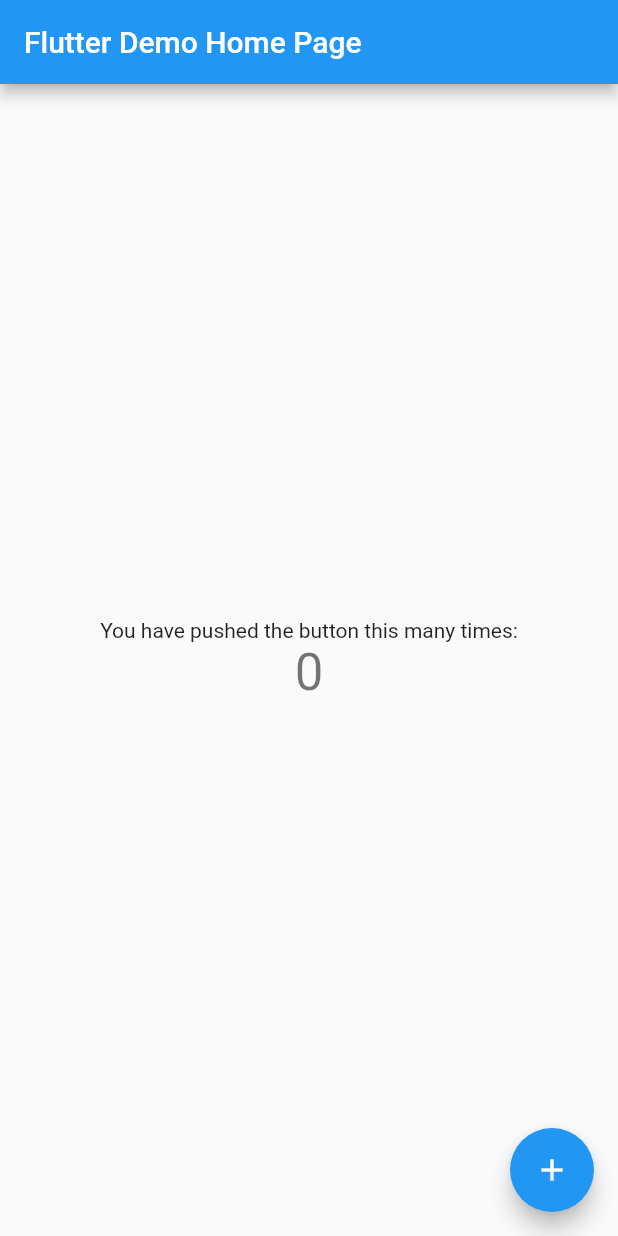
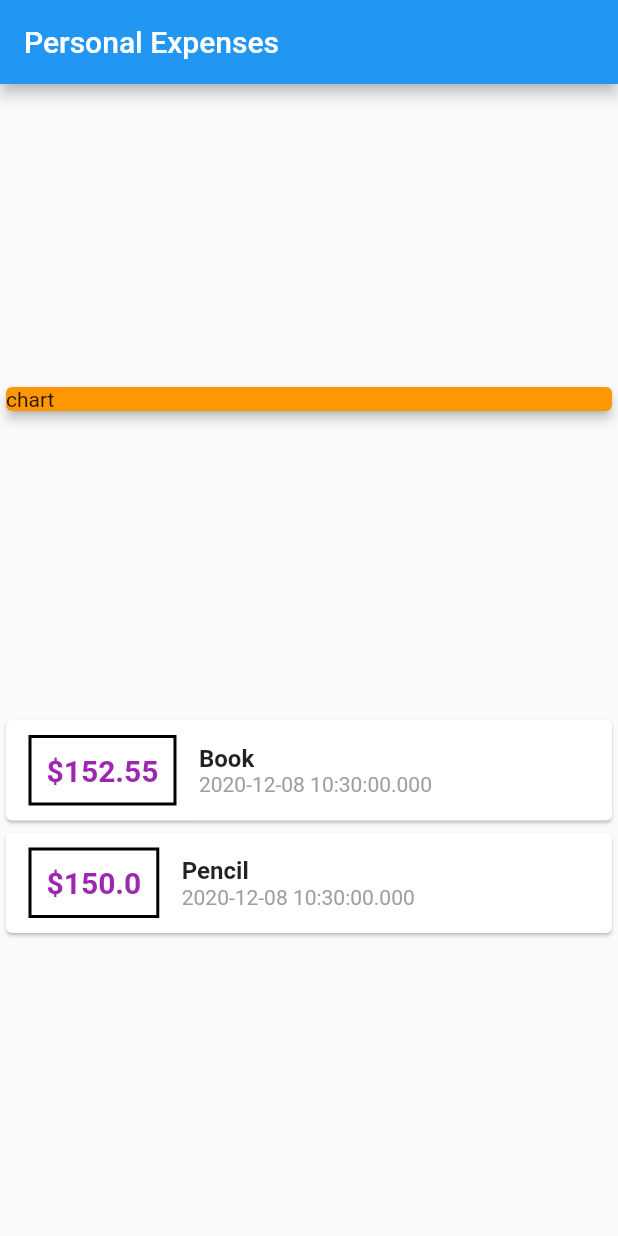
Before and after one commit to diptokumar/personal_expenses, a Flutter app: the screen it shows after launch, on a phone screen of 412 x 824 dp. Run offline on Flutter 3.47's test engine with Material 2 defaults, Android fonts, the phone set to English and light mode, and no system bars.

Commit message:
intl project

```diff
--- a/lib/main.dart
+++ b/lib/main.dart
@@ -1,117 +1,93 @@
+import 'package:flutter/cupertino.dart';
 import 'package:flutter/material.dart';
+import 'package:personal_expenses/transaction.dart';
 
 void main() {
   runApp(MyApp());
 }
 
 class MyApp extends StatelessWidget {
-  // This widget is the root of your application.
   @override
   Widget build(BuildContext context) {
     return MaterialApp(
+      debugShowCheckedModeBanner: false,
       title: 'Flutter Demo',
       theme: ThemeData(
-        // This is the theme of your application.
-        //
-        // Try running your application with "flutter run". You'll see the
-        // application has a blue toolbar. Then, without quitting the app, try
-        // changing the primarySwatch below to Colors.green and then invoke
-        // "hot reload" (press "r" in the console where you ran "flutter run",
-        // or simply save your changes to "hot reload" in a Flutter IDE).
-        // Notice that the counter didn't reset back to zero; the application
-        // is not restarted.
         primarySwatch: Colors.blue,
-        // This makes the visual density adapt to the platform that you run
-        // the app on. For desktop platforms, the controls will be smaller and
-        // closer together (more dense) than on mobile platforms.
         visualDensity: VisualDensity.adaptivePlatformDensity,
       ),
-      home: MyHomePage(title: 'Flutter Demo Home Page'),
+      home: MyHome(),
     );
   }
 }
 
-class MyHomePage extends StatefulWidget {
-  MyHomePage({Key key, this.title}) : super(key: key);
-
-  // This widget is the home page of your application. It is stateful, meaning
-  // that it has a State object (defined below) that contains fields that affect
-  // how it looks.
-
-  // This class is the configuration for the state. It holds the values (in this
-  // case the title) provided by the parent (in this case the App widget) and
-  // used by the build method of the State. Fields in a Widget subclass are
-  // always marked "final".
-
-  final String title;
-
-  @override
-  _MyHomePageState createState() => _MyHomePageState();
-}
-
-class _MyHomePageState extends State<MyHomePage> {
-  int _counter = 0;
-
-  void _incrementCounter() {
-    setState(() {
-      // This call to setState tells the Flutter framework that something has
-      // changed in this State, which causes it to rerun the build method below
-      // so that the display can reflect the updated values. If we changed
-      // _counter without calling setState(), then the build method would not be
-      // called again, and so nothing would appear to happen.
-      _counter++;
-    });
-  }
+class MyHome extends StatelessWidget {
+  final List<Transaction> transactions = [
+    Transaction(title: 'Book', id: 't1', amount: 152.55, date: DateTime.now()),
+    Transaction(title: 'Pencil', id: 't2', amount: 150, date: DateTime.now()),
+  ];
 
   @override
   Widget build(BuildContext context) {
-    // This method is rerun every time setState is called, for instance as done
-    // by the _incrementCounter method above.
-    //
-    // The Flutter framework has been optimized to make rerunning build methods
-    // fast, so that you can just rebuild anything that needs updating rather
-    // than having to individually change instances of widgets.
     return Scaffold(
       appBar: AppBar(
-        // Here we take the value from the MyHomePage object that was created by
-        // the App.build method, and use it to set our appbar title.
-        title: Text(widget.title),
+        title: Text('Personal Expenses'),
       ),
-      body: Center(
-        // Center is a layout widget. It takes a single child and positions it
-        // in the middle of the parent.
-        child: Column(
-          // Column is also a layout widget. It takes a list of children and
-          // arranges them vertically. By default, it sizes itself to fit its
-          // children horizontally, and tries to be as tall as its parent.
-          //
-          // Invoke "debug painting" (press "p" in the console, choose the
-          // "Toggle Debug Paint" action from the Flutter Inspector in Android
-          // Studio, or the "Toggle Debug Paint" command in Visual Studio Code)
-          // to see the wireframe for each widget.
-          //
-          // Column has various properties to control how it sizes itself and
-          // how it positions its children. Here we use mainAxisAlignment to
-          // center the children vertically; the main axis here is the vertical
-          // axis because Columns are vertical (the cross axis would be
-          // horizontal).
-          mainAxisAlignment: MainAxisAlignment.center,
-          children: <Widget>[
-            Text(
-              'You have pushed the button this many times:',
+      body: Column(
+        mainAxisAlignment: MainAxisAlignment.spaceEvenly,
+        children: [
+          Card(
+            elevation: 3,
+            color: Colors.orange,
+            child: Container(
+              child: Text('chart'),
+              width: double.infinity,
             ),
-            Text(
-              '$_counter',
-              style: Theme.of(context).textTheme.headline4,
-            ),
-          ],
-        ),
+          ),
+          Column(
+            children: transactions
+                .map((tx) => Card(
+                      child: Row(
+                        children: [
+                          Container(
+                            margin: EdgeInsets.symmetric(
+                                horizontal: 15, vertical: 10),
+                            decoration: BoxDecoration(
+                              border: Border.all(
+                                color: Colors.black,
+                                width: 2,
+                              ),
+                            ),
+                            padding: EdgeInsets.all(10.0),
+                            child: Text(
+                              '\$${tx.amount}',
+                              style: TextStyle(
+                                  fontWeight: FontWeight.bold,
+                                  fontSize: 20,
+                                  color: Colors.purple),
+                            ),
+                          ),
+                          Column(
+                            crossAxisAlignment: CrossAxisAlignment.start,
+                            children: [
+                              Text(
+                                tx.title,
+                                style: TextStyle(
+                                    fontSize: 16, fontWeight: FontWeight.bold),
+                              ),
+                              Text(
+                                tx.date.toString(),
+                                style: TextStyle(color: Colors.grey),
+                              )
+                            ],
+                          )
+                        ],
+                      ),
+                    ))
+                .toList(),
+          )
+        ],
       ),
-      floatingActionButton: FloatingActionButton(
-        onPressed: _incrementCounter,
-        tooltip: 'Increment',
-        child: Icon(Icons.add),
-      ), // This trailing comma makes auto-formatting nicer for build methods.
     );
   }
 }
--- /dev/null
+++ b/lib/transaction.dart
@@ -0,0 +1,10 @@
+import 'package:flutter/foundation.dart';
+
+class Transaction {
+  final String id;
+  final String title;
+  final double amount;
+  final DateTime date;
+
+  Transaction({@required this.title, @required this.id,@required this.amount,@required this.date});
+}
--- a/pubspec.yaml
+++ b/pubspec.yaml
@@ -28,6 +28,7 @@ dependencies:
   # The following adds the Cupertino Icons font to your application.
   # Use with the CupertinoIcons class for iOS style icons.
   cupertino_icons: ^1.0.0
+  intl: ^0.16.1
 
 dev_dependencies:
   flutter_test:
```
Also changed, not shown: 1 other file.
